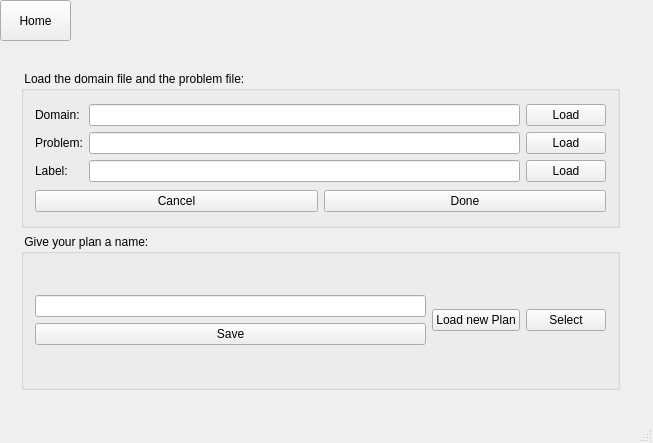
The window that home.ui (ariannabettin/FYPArianna) describes before a commit, drawn with Qt 5.
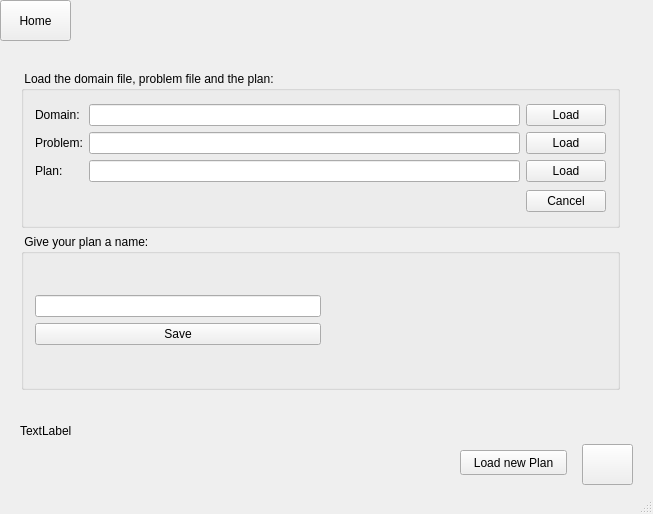
The same window after the commit.

Patch:
```diff
--- a/home.ui
+++ b/home.ui
@@ -7,7 +7,7 @@
     <x>0</x>
     <y>0</y>
     <width>653</width>
-    <height>443</height>
+    <height>514</height>
    </rect>
   </property>
   <property name="windowTitle">
@@ -40,7 +40,7 @@
      <item>
       <widget class="QGroupBox" name="groupBox">
        <property name="title">
-        <string> Load the domain file and the problem file:</string>
+        <string> Load the domain file, problem file and the plan:</string>
        </property>
        <layout class="QHBoxLayout" name="horizontalLayout_2">
         <item>
@@ -72,7 +72,7 @@
               <item row="2" column="0">
                <widget class="QLabel" name="label_3">
                 <property name="text">
-                 <string>Label:</string>
+                 <string>Plan:</string>
                 </property>
                </widget>
               </item>
@@ -111,18 +111,28 @@
           <item>
            <layout class="QHBoxLayout" name="horizontalLayout_3">
             <item>
-             <widget class="QPushButton" name="cancelButton">
-              <property name="text">
-               <string>Cancel</string>
-              </property>
-             </widget>
-            </item>
-            <item>
-             <widget class="QPushButton" name="doneButton">
-              <property name="text">
-               <string>Done</string>
-              </property>
-             </widget>
+             <layout class="QHBoxLayout" name="horizontalLayout_7">
+              <item>
+               <spacer name="horizontalSpacer">
+                <property name="orientation">
+                 <enum>Qt::Horizontal</enum>
+                </property>
+                <property name="sizeHint" stdset="0">
+                 <size>
+                  <width>438</width>
+                  <height>20</height>
+                 </size>
+                </property>
+               </spacer>
+              </item>
+              <item>
+               <widget class="QPushButton" name="cancelButton">
+                <property name="text">
+                 <string>Cancel</string>
+                </property>
+               </widget>
+              </item>
+             </layout>
             </item>
            </layout>
           </item>
@@ -141,40 +151,43 @@
          <layout class="QVBoxLayout" name="verticalLayout_4">
           <item>
            <layout class="QHBoxLayout" name="horizontalLayout">
-            <item>
-             <layout class="QVBoxLayout" name="verticalLayout_3">
-              <item>
-               <widget class="QLineEdit" name="NamePlanLine"/>
-              </item>
-              <item>
-               <widget class="QPushButton" name="saveButton">
-                <property name="text">
-                 <string>Save</string>
-                </property>
-               </widget>
-              </item>
-             </layout>
-            </item>
             <item>
              <layout class="QVBoxLayout" name="verticalLayout_7">
               <item>
-               <layout class="QVBoxLayout" name="verticalLayout_6"/>
-              </item>
-              <item>
-               <layout class="QHBoxLayout" name="horizontalLayout_4">
+               <layout class="QVBoxLayout" name="verticalLayout_6">
                 <item>
-                 <widget class="QPushButton" name="loadNewButton">
-                  <property name="text">
-                   <string>Load new Plan</string>
-                  </property>
-                 </widget>
-                </item>
-                <item>
-                 <widget class="QPushButton" name="selectButton">
-                  <property name="text">
-                   <string>Select</string>
-                  </property>
-                 </widget>
+                 <layout class="QHBoxLayout" name="horizontalLayout_4">
+                  <item>
+                   <layout class="QVBoxLayout" name="verticalLayout_3">
+                    <item>
+                     <widget class="QLineEdit" name="NamePlanLine"/>
+                    </item>
+                    <item>
+                     <widget class="QPushButton" name="saveButton">
+                      <property name="text">
+                       <string>Save</string>
+                      </property>
+                     </widget>
+                    </item>
+                   </layout>
+                  </item>
+                  <item>
+                   <spacer name="horizontalSpacer_2">
+                    <property name="orientation">
+                     <enum>Qt::Horizontal</enum>
+                    </property>
+                    <property name="sizeHint" stdset="0">
+                     <size>
+                      <width>208</width>
+                      <height>28</height>
+                     </size>
+                    </property>
+                   </spacer>
+                  </item>
+                  <item>
+                   <layout class="QVBoxLayout" name="verticalLayout_8"/>
+                  </item>
+                 </layout>
                 </item>
                </layout>
               </item>
@@ -189,6 +202,45 @@
      </item>
     </layout>
    </widget>
+   <widget class="QLabel" name="savedPlanlabel">
+    <property name="geometry">
+     <rect>
+      <x>20</x>
+      <y>420</y>
+      <width>601</width>
+      <height>21</height>
+     </rect>
+    </property>
+    <property name="text">
+     <string>TextLabel</string>
+    </property>
+   </widget>
+   <widget class="QPushButton" name="loadNewButton">
+    <property name="geometry">
+     <rect>
+      <x>460</x>
+      <y>450</y>
+      <width>107</width>
+      <height>25</height>
+     </rect>
+    </property>
+    <property name="text">
+     <string>Load new Plan</string>
+    </property>
+   </widget>
+   <widget class="QPushButton" name="doneButton">
+    <property name="geometry">
+     <rect>
+      <x>582</x>
+      <y>444</y>
+      <width>51</width>
+      <height>41</height>
+     </rect>
+    </property>
+    <property name="text">
+     <string/>
+    </property>
+   </widget>
   </widget>
   <widget class="QStatusBar" name="statusBar"/>
  </widget>
```
Left out of the diff: 56 changed lines with no effect on the pictures.
